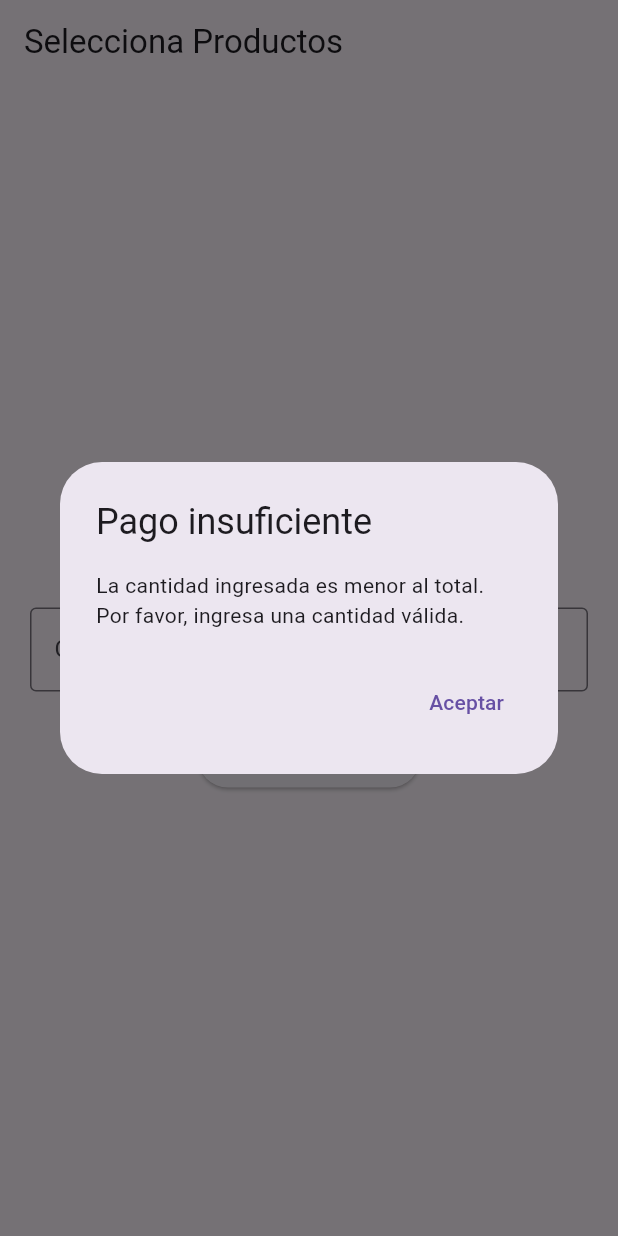
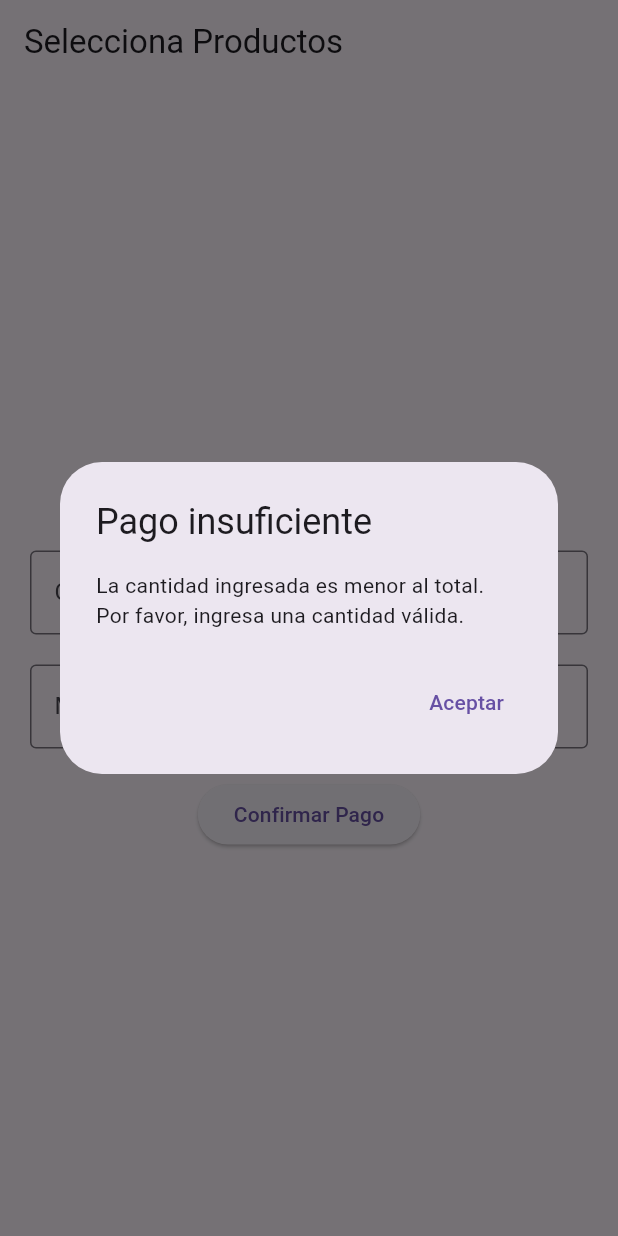
Before and after one commit to Ivan-Herrera-Garcia/DEMO_HEXTECH, a Flutter app: the screen it shows after launch, after a tap on the "add" icon, after a tap on "Pagar", after a tap on "Confirmar Pago", on a phone screen of 412 x 824 dp. Run offline on Flutter 3.47's test engine with Material 3 defaults, Android fonts, the phone set to English and light mode, and no system bars.

```diff
--- a/lib/main.dart
+++ b/lib/main.dart
@@ -5,6 +5,8 @@ import 'package:path_provider/path_provider.dart';
 void main() => runApp(MyApp());
 
 class MyApp extends StatelessWidget {
+  const MyApp({super.key});
+
   @override
   Widget build(BuildContext context) {
     return MaterialApp(
@@ -19,6 +21,8 @@ class MyApp extends StatelessWidget {
 
 // Pantalla de Splash
 class SplashScreen extends StatefulWidget {
+  const SplashScreen({super.key});
+
   @override
   _SplashScreenState createState() => _SplashScreenState();
 }
@@ -27,7 +31,7 @@ class _SplashScreenState extends State<SplashScreen> {
   @override
   void initState() {
     super.initState();
-    Future.delayed(Duration(seconds: 3), () {
+    Future.delayed(const Duration(seconds: 3), () {
       Navigator.pushReplacement(
           context, MaterialPageRoute(builder: (context) => GridProductos()));
     });
@@ -35,7 +39,7 @@ class _SplashScreenState extends State<SplashScreen> {
 
   @override
   Widget build(BuildContext context) {
-    return Scaffold(
+    return const Scaffold(
       backgroundColor: Colors.white,
       body: Center(
         child: Column(
@@ -53,6 +57,8 @@ class _SplashScreenState extends State<SplashScreen> {
 }
 
 class GridProductos extends StatefulWidget {
+  const GridProductos({super.key});
+
   @override
   _GridProductosState createState() => _GridProductosState();
 }
@@ -72,6 +78,8 @@ class _GridProductosState extends State<GridProductos> {
 
   // Cantidad ingresada por el usuario para pagar
   final TextEditingController cantidadController = TextEditingController();
+  final TextEditingController cantidadAdicionalController =
+      TextEditingController();
 
   // Función para calcular el total
   void calcularTotal() {
@@ -102,7 +110,7 @@ class _GridProductosState extends State<GridProductos> {
   Widget build(BuildContext context) {
     return Scaffold(
       appBar: AppBar(
-        title: Text('Selecciona Productos'),
+        title: const Text('Selecciona Productos'),
       ),
       body: mostrarGrid ? buildGrid() : buildResumenPago(),
     );
@@ -114,8 +122,8 @@ class _GridProductosState extends State<GridProductos> {
       children: [
         Expanded(
           child: GridView.builder(
-            padding: EdgeInsets.all(10.0),
-            gridDelegate: SliverGridDelegateWithFixedCrossAxisCount(
+            padding: const EdgeInsets.all(10.0),
+            gridDelegate: const SliverGridDelegateWithFixedCrossAxisCount(
               crossAxisCount: 2,
               crossAxisSpacing: 10,
               mainAxisSpacing: 10,
@@ -131,10 +139,28 @@ class _GridProductosState extends State<GridProductos> {
           onPressed: () {
             setState(() {
               calcularTotal();
-              mostrarGrid = false;
+              if (totalPagar != 0.0) {
+                calcularTotal();
+                mostrarGrid = false;
+              } else {
+                showDialog<String>(
+                  context: context,
+                  builder: (BuildContext context) => AlertDialog(
+                    title: const Text('No hay productos seleccionados'),
+                    content: const Text(
+                        'Por favor, selecciona al menos un producto.'),
+                    actions: <Widget>[
+                      TextButton(
+                        onPressed: () => Navigator.pop(context, 'OK'),
+                        child: const Text('OK'),
+                      ),
+                    ],
+                  ),
+                );
+              }
             });
           },
-          child: Text('Pagar'),
+          child: const Text('Pagar'),
         ),
       ],
     );
@@ -148,10 +174,11 @@ class _GridProductosState extends State<GridProductos> {
         mainAxisAlignment: MainAxisAlignment.center,
         children: [
           Expanded(
-            child: Image.asset('assets/product${index + 1}.png'),
+            child: Image.asset('assets/product${index + 1}.jpg'),
           ),
-          Text('Producto ${index + 1}', style: TextStyle(fontSize: 18)),
-          Text('Precio: \$${precios[index]}', style: TextStyle(fontSize: 16)),
+          Text('Producto ${index + 1}', style: const TextStyle(fontSize: 18)),
+          Text('Precio: \$${precios[index]}',
+              style: const TextStyle(fontSize: 16)),
           Row(
             mainAxisAlignment: MainAxisAlignment.center,
             children: [
@@ -163,7 +190,7 @@ class _GridProductosState extends State<GridProductos> {
                     }
                   });
                 },
-                icon: Icon(Icons.remove),
+                icon: const Icon(Icons.remove),
               ),
               Text('${cantidades[index]}'),
               IconButton(
@@ -172,7 +199,7 @@ class _GridProductosState extends State<GridProductos> {
                     cantidades[index]++;
                   });
                 },
-                icon: Icon(Icons.add),
+                icon: const Icon(Icons.add),
               ),
             ],
           ),
@@ -189,29 +216,42 @@ class _GridProductosState extends State<GridProductos> {
         mainAxisAlignment: MainAxisAlignment.center,
         children: [
           Text('Total a pagar: \$${totalPagar.toStringAsFixed(2)}',
-              style: TextStyle(fontSize: 24)),
-          SizedBox(height: 20),
+              style: const TextStyle(fontSize: 24)),
+          const SizedBox(height: 20),
           TextField(
             controller: cantidadController,
             keyboardType: TextInputType.number,
-            decoration: InputDecoration(
+            decoration: const InputDecoration(
               labelText: 'Cantidad a pagar',
               border: OutlineInputBorder(),
             ),
           ),
-          SizedBox(height: 20),
+          const SizedBox(height: 20),
+          TextField(
+            controller: cantidadAdicionalController,
+            keyboardType: TextInputType.number,
+            decoration: const InputDecoration(
+              labelText: 'Monto adicional a pagar (Opcional)',
+              border: OutlineInputBorder(),
+            ),
+          ),
+          const SizedBox(height: 20),
           ElevatedButton(
             onPressed: () {
+              double cantidadAdicional = cantidadAdicionalController.text != ""
+                  ? double.tryParse(cantidadAdicionalController.text) ?? 0.0
+                  : 0.0;
               double cantidadIngresada =
                   double.tryParse(cantidadController.text) ?? 0.0;
-              if (cantidadIngresada >= totalPagar) {
-                double cambio = cantidadIngresada - totalPagar;
+              if (cantidadIngresada >= totalPagar + cantidadAdicional) {
+                double cambio =
+                    cantidadIngresada - totalPagar + cantidadAdicional;
                 guardarPago(totalPagar); // Guardar el pago en el archivo
 
                 showDialog(
                   context: context,
                   builder: (context) => AlertDialog(
-                    title: Text('Pago realizado'),
+                    title: const Text('Pago realizado'),
                     content: Text(
                         '¡Pago exitoso! Tu cambio es: \$${cambio.toStringAsFixed(2)}'),
                     actions: [
@@ -224,7 +264,7 @@ class _GridProductosState extends State<GridProductos> {
                           });
                           Navigator.pop(context);
                         },
-                        child: Text('Aceptar'),
+                        child: const Text('Aceptar'),
                       ),
                     ],
                   ),
@@ -233,22 +273,22 @@ class _GridProductosState extends State<GridProductos> {
                 showDialog(
                   context: context,
                   builder: (context) => AlertDialog(
-                    title: Text('Pago insuficiente'),
-                    content: Text(
+                    title: const Text('Pago insuficiente'),
+                    content: const Text(
                         'La cantidad ingresada es menor al total. Por favor, ingresa una cantidad válida.'),
                     actions: [
                       TextButton(
                         onPressed: () {
                           Navigator.pop(context);
                         },
-                        child: Text('Aceptar'),
+                        child: const Text('Aceptar'),
                       ),
                     ],
                   ),
                 );
               }
             },
-            child: Text('Confirmar Pago'),
+            child: const Text('Confirmar Pago'),
           ),
         ],
       ),
```
Also changed, not shown: pubspec.yaml (+10 -4 lines), pubspec.lock, 2 other files.
